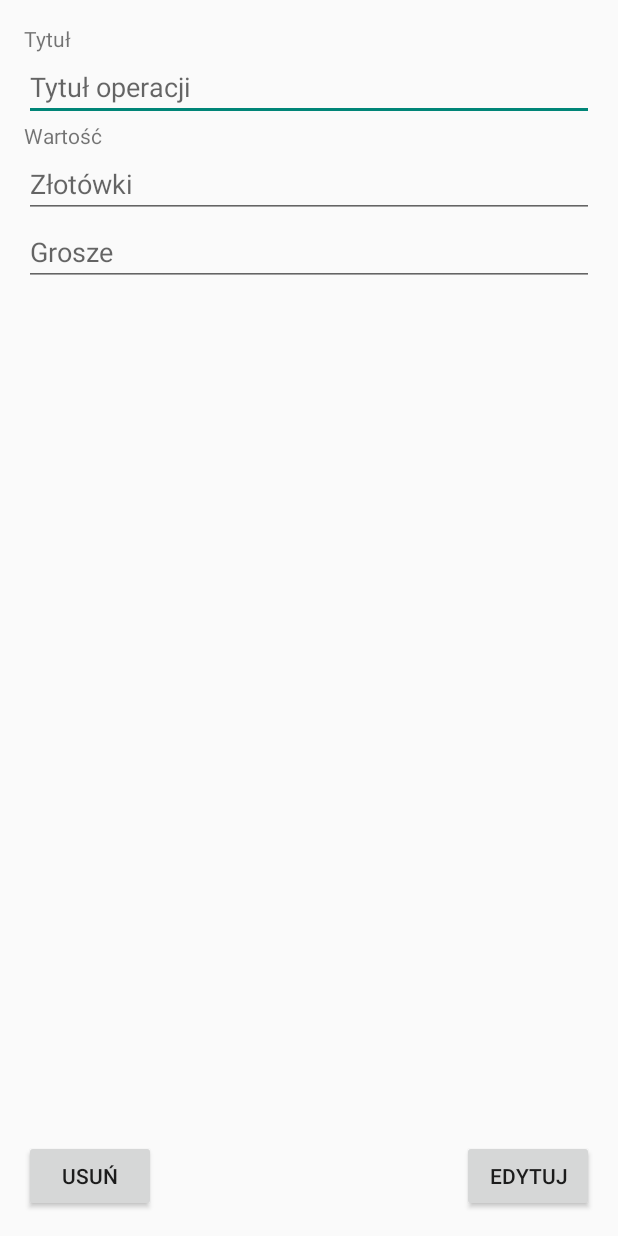
After one commit to babaviz/Windykator, an Android app: the layout activity_debt_edit.xml on its own in the app's theme, with its tools: preview values and no code run, on a phone screen of 412 x 824 dp. The commit adds this screen. Run offline under Robolectric (Android 15) with nearby library versions, the phone set to English and light mode, and no system bars.

Commit message:
Progress of work for the day 14.10

```diff
--- a/app/src/main/java/com/mateusz/windykator/pojos/Debt.java
+++ b/app/src/main/java/com/mateusz/windykator/pojos/Debt.java
@@ -62,7 +62,7 @@ public class Debt implements Serializable {
 
     @Override
     public String toString() {
-        return description + "\n" + value;
+        return description + "\n" + String.format("%.2f",value);
     }
 
 }
--- a/app/src/main/res/layout/activity_add_debt.xml
+++ b/app/src/main/res/layout/activity_add_debt.xml
@@ -6,7 +6,8 @@
     android:paddingLeft="@dimen/activity_horizontal_margin"
     android:paddingRight="@dimen/activity_horizontal_margin"
     android:paddingTop="@dimen/activity_vertical_margin"
-    tools:context="com.mateusz.windykator.Activities.DebtActivity">
+    tools:context="com.mateusz.windykator.activities.DebtActivity"
+    >
 
     <TextView
         android:id="@+id/titleText"
@@ -14,7 +15,8 @@
         android:layout_height="wrap_content"
         android:layout_alignParentTop="true"
         android:layout_centerHorizontal="true"
-        android:text="Title" />
+        android:text="Title"
+        />
 
     <TextView
         android:id="@+id/textView2"
--- a/app/src/main/res/layout/activity_add_person.xml
+++ b/app/src/main/res/layout/activity_add_person.xml
@@ -5,10 +5,9 @@
     android:paddingBottom="@dimen/activity_vertical_margin"
     android:paddingLeft="@dimen/activity_horizontal_margin"
     android:paddingRight="@dimen/activity_horizontal_margin"
-
     android:paddingTop="@dimen/activity_vertical_margin"
     android:layout_marginBottom="20dp"
-    tools:context="com.mateusz.windykator.Activities.PersonActivity">
+    tools:context="com.mateusz.windykator.activities.PersonActivity">
 
     <TextView
         android:id="@+id/NameText"
@@ -110,5 +109,5 @@
         android:layout_alignParentStart="true"
         android:layout_alignParentRight="true"
         android:layout_alignParentEnd="true"
-        android:checked="false" />
+        android:checked="false"></CheckBox>
 </RelativeLayout>
--- /dev/null
+++ b/app/src/main/res/layout/activity_debt_edit.xml
@@ -0,0 +1,87 @@
+<?xml version="1.0" encoding="utf-8"?>
+<RelativeLayout xmlns:android="http://schemas.android.com/apk/res/android"
+    xmlns:tools="http://schemas.android.com/tools"
+    android:layout_width="match_parent"
+    android:layout_height="match_parent"
+    android:paddingBottom="@dimen/activity_vertical_margin"
+    android:paddingLeft="@dimen/activity_horizontal_margin"
+    android:paddingRight="@dimen/activity_horizontal_margin"
+    android:paddingTop="@dimen/activity_vertical_margin"
+    tools:context="com.mateusz.windykator.activities.WindykatorActivity">
+
+    <Button
+        android:layout_width="wrap_content"
+        android:layout_height="wrap_content"
+        android:text="Usuń"
+        android:id="@+id/debtDelete"
+        android:layout_alignParentBottom="true"
+        android:layout_alignParentLeft="true"
+        android:layout_alignParentStart="true"
+        android:onClick="delete"/>
+
+    <Button
+        android:layout_width="wrap_content"
+        android:layout_height="wrap_content"
+        android:text="Edytuj"
+        android:id="@+id/debtEdit"
+        android:layout_alignParentBottom="true"
+        android:layout_alignParentRight="true"
+        android:layout_alignParentEnd="true"
+        android:onClick="edit"/>
+
+    <TextView
+        android:id="@+id/textView3"
+        android:layout_width="wrap_content"
+        android:layout_height="wrap_content"
+        android:text="Tytuł"
+        android:layout_alignParentTop="true"
+        android:layout_alignParentLeft="true"
+        android:layout_alignParentStart="true" />
+
+    <EditText
+        android:id="@+id/DebtEditDescription"
+        android:layout_width="wrap_content"
+        android:layout_height="wrap_content"
+        android:layout_alignParentStart="true"
+        android:hint="Tytuł operacji"
+        android:layout_below="@+id/textView3"
+        android:layout_alignParentLeft="true"
+        android:layout_alignParentRight="true"
+        android:layout_alignParentEnd="true" />
+
+    <TextView
+        android:id="@+id/textView4"
+        android:layout_width="wrap_content"
+        android:layout_height="wrap_content"
+        android:layout_alignParentStart="true"
+        android:text="Wartość"
+        android:layout_below="@+id/DebtEditDescription"
+        android:layout_alignParentLeft="true" />
+
+    <EditText
+        android:id="@+id/DebtEditZlotowki"
+        android:layout_width="wrap_content"
+        android:layout_height="wrap_content"
+        android:layout_alignParentStart="true"
+        android:ems="10"
+        android:hint="Złotówki"
+        android:inputType="number"
+        android:layout_below="@+id/textView4"
+        android:layout_alignParentLeft="true"
+        android:layout_alignParentRight="true"
+        android:layout_alignParentEnd="true" />
+
+    <EditText
+        android:id="@+id/DebtEditGrosze"
+        android:layout_width="wrap_content"
+        android:layout_height="wrap_content"
+        android:layout_alignParentStart="true"
+        android:ems="10"
+        android:hint="Grosze"
+        android:inputType="number"
+        android:layout_below="@+id/DebtEditZlotowki"
+        android:layout_alignParentLeft="true"
+        android:layout_alignParentRight="true"
+        android:layout_alignParentEnd="true" />
+
+</RelativeLayout>
--- a/app/src/main/res/menu/menu_add_debt.xml
+++ b/app/src/main/res/menu/menu_add_debt.xml
@@ -1,4 +1,4 @@
 <menu xmlns:android="http://schemas.android.com/apk/res/android"
     xmlns:app="http://schemas.android.com/apk/res-auto"
-    xmlns:tools="http://schemas.android.com/tools" tools:context="com.mateusz.windykator.Activities.DebtActivity">
+    xmlns:tools="http://schemas.android.com/tools" tools:context="com.mateusz.windykator.activities.DebtActivity">
 </menu>
--- a/app/src/main/res/menu/menu_add_person.xml
+++ b/app/src/main/res/menu/menu_add_person.xml
@@ -1,7 +1,7 @@
 <menu xmlns:android="http://schemas.android.com/apk/res/android"
     xmlns:app="http://schemas.android.com/apk/res-auto"
     xmlns:tools="http://schemas.android.com/tools"
-    tools:context="com.mateusz.windykator.Activities.PersonActivity">
+    tools:context="com.mateusz.windykator.activities.PersonActivity">
 
 
 </menu>
--- a/app/src/main/res/values/dimens.xml
+++ b/app/src/main/res/values/dimens.xml
@@ -2,4 +2,5 @@
     <!-- Default screen margins, per the Android Design guidelines. -->
     <dimen name="activity_horizontal_margin">16dp</dimen>
     <dimen name="activity_vertical_margin">16dp</dimen>
+    <dimen name="fab_margin">16dp</dimen>
 </resources>
--- a/app/src/main/res/values/strings.xml
+++ b/app/src/main/res/values/strings.xml
@@ -6,4 +6,6 @@
     <string name="title_activity_add_person">Windykator</string>
     <string name="title_activity_windykator">Windykator</string>
     <string name="title_activity_add_debt">Windykator</string>
+    <string name="title_activity_debt_edit">DebtEdit</string>
+    <string name="title_activity_message_send">MessageSendActivity</string>
 </resources>
--- a/app/src/main/res/values/styles.xml
+++ b/app/src/main/res/values/styles.xml
@@ -4,5 +4,11 @@
     <style name="AppTheme" parent="Theme.AppCompat.Light.DarkActionBar">
         <!-- Customize your theme here. -->
     </style>
+    <style name="AppTheme.NoActionBar">
+        <item name="windowActionBar">false</item>
+        <item name="windowNoTitle">true</item>
+    </style>
+    <style name="AppTheme.AppBarOverlay" parent="ThemeOverlay.AppCompat.Dark.ActionBar" />
+    <style name="AppTheme.PopupOverlay" parent="ThemeOverlay.AppCompat.Light" />
 
 </resources>
```
Also changed, not shown: app/build.gradle (+4 -3 lines), app/src/main/AndroidManifest.xml (+13 -6 lines), app/src/main/java/com/mateusz/windykator/database/DBHandler.java (+4 -14 lines), app/src/main/res/layout/activity_message_send.xml (added, +44 -0 lines), app/src/main/res/layout/activity_windykator.xml (+11 -1 lines), app/src/main/res/menu/menu_windykator.xml (+6 -1 lines), app/src/main/res/values-v21/styles.xml (added, +8 -0 lines), 1 other file.
